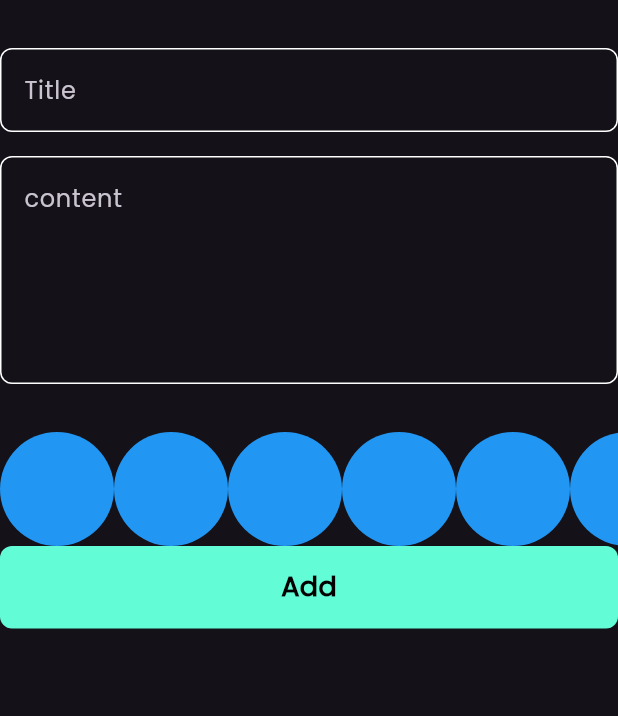
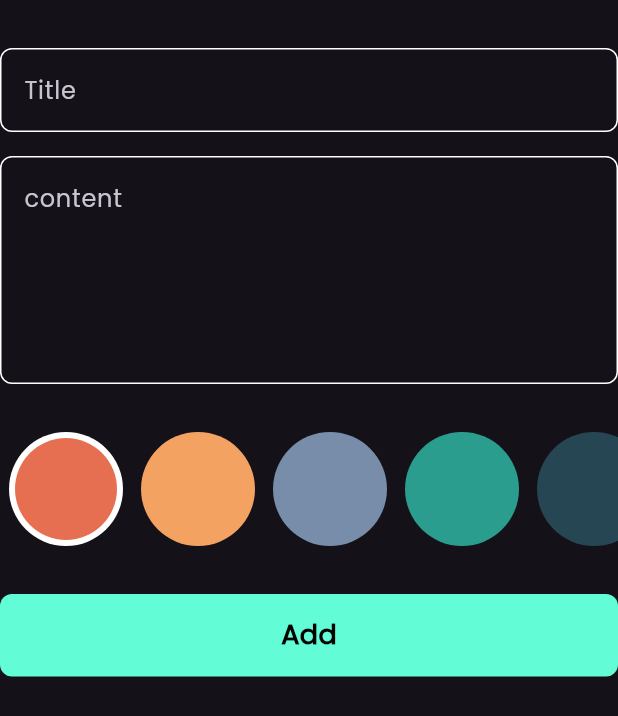
Before and after one commit to Yousef-Al-Zeer/note_app, a Flutter app: the AddNoteForm widget shown alone on an empty page, opened directly, on a phone screen of 412 x 824 dp. Shown: the top 716 px of the screen. Run offline on Flutter 3.47's test engine with Material 3 defaults, Android fonts, the phone set to English and light mode, and no system bars; our stand-ins replace bloc, flutter_bloc, font_awesome_flutter, hive, hive_flutter, modal_progress_hud_nsn; accounts and stored records are empty.

Commit message:
colors list view part 2

```diff
--- a/lib/views/widgets/add_note_form.dart
+++ b/lib/views/widgets/add_note_form.dart
@@ -54,6 +54,9 @@ class _AddNoteFormState extends State<AddNoteForm> {
             height: 32,
           ),
           ColorListView(),
+          SizedBox(
+            height: 32,
+          ),
           BlocBuilder<AddNoteCubit, AddNoteState>(
             builder: (context, state) {
               return CustomButton(
--- a/lib/views/widgets/colors_list_view.dart
+++ b/lib/views/widgets/colors_list_view.dart
@@ -1,29 +1,67 @@
 import 'package:flutter/material.dart';
 
 class ColorItem extends StatelessWidget {
-  const ColorItem({super.key});
+  const ColorItem({super.key, required this.isActive, required this.color});
+
+  final bool isActive;
+  final Color color;
 
   @override
   Widget build(BuildContext context) {
-    return CircleAvatar(
-      backgroundColor: Colors.blue,
-      radius: 38,
-    );
+    return isActive
+        ? CircleAvatar(
+            backgroundColor: Colors.white,
+            radius: 38,
+            child: CircleAvatar(
+              backgroundColor: color,
+              radius: 34,
+            ),
+          )
+        : CircleAvatar(
+            backgroundColor: color,
+            radius: 38,
+          );
   }
 }
 
-class ColorListView extends StatelessWidget {
+class ColorListView extends StatefulWidget {
   const ColorListView({super.key});
 
+  @override
+  State<ColorListView> createState() => _ColorListViewState();
+}
+
+class _ColorListViewState extends State<ColorListView> {
+  int currentIndex = 0;
+
+  List<Color> colors = [
+    Color(0xffe76f51),
+    Color(0xfff4a261),
+    Color(0xff778da9),
+    Color(0xff2a9d8f),
+    Color(0xff264653)
+  ];
   @override
   Widget build(BuildContext context) {
     return SizedBox(
       height: 38 * 2,
       child: ListView.builder(
-        itemCount: 10,
+        itemCount: colors.length,
         scrollDirection: Axis.horizontal,
         itemBuilder: (context, index) {
-          return ColorItem();
+          return Padding(
+            padding: EdgeInsets.symmetric(horizontal: 6),
+            child: GestureDetector(
+              onTap: () {
+                currentIndex = index;
+                setState(() {});
+              },
+              child: ColorItem(
+                color: colors[index],
+                isActive: currentIndex == index,
+              ),
+            ),
+          );
         },
       ),
     );
```
